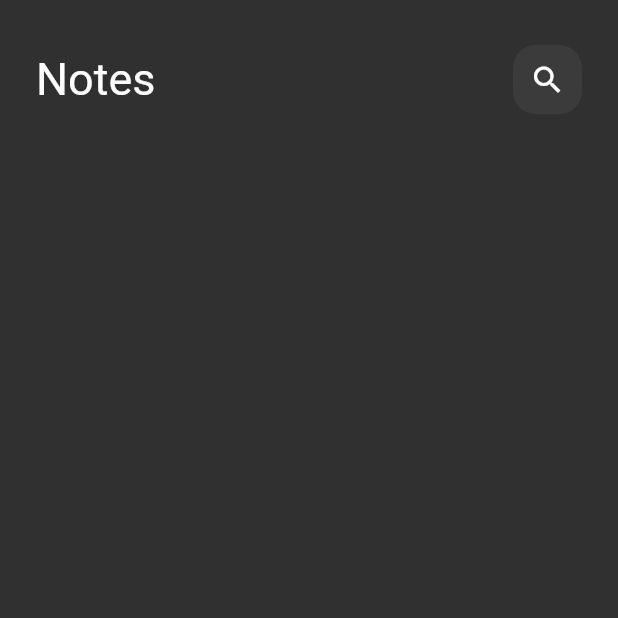
After one commit to MuhanadIbrahim/notes_app, a Flutter app: the screen it shows after launch, on a phone screen of 412 x 824 dp, the top half of it. The commit adds this screen. Run offline on Flutter 3.47's test engine with Material 2 defaults, Android fonts, the phone set to English and light mode, and no system bars.

Commit message:
make custom note view body

```diff
--- a/lib/views/notes_view.dart
+++ b/lib/views/notes_view.dart
@@ -1,5 +1,6 @@
 import 'package:flutter/material.dart';
-import 'package:notes_app/widgets/custom_app_bar.dart';
+
+import '../widgets/notes_view_body.dart';
 
 class NotesView extends StatelessWidget {
   const NotesView({super.key});
@@ -7,17 +8,7 @@ class NotesView extends StatelessWidget {
   @override
   Widget build(BuildContext context) {
     return const Scaffold(
-      body: Padding(
-        padding: EdgeInsets.symmetric(horizontal: 24.0),
-        child: Column(
-          children: [
-            SizedBox(
-              height: 30,
-            ),
-            CustomAppBar(),
-          ],
-        ),
-      ),
+      body:NotesviewBody()
     );
   }
 }
--- /dev/null
+++ b/lib/widgets/notes_view_body.dart
@@ -0,0 +1,23 @@
+
+import 'package:flutter/material.dart';
+
+import 'custom_app_bar.dart';
+
+class NotesviewBody extends StatelessWidget {
+  const NotesviewBody({super.key});
+
+  @override
+  Widget build(BuildContext context) {
+    return const  Padding(
+        padding: EdgeInsets.symmetric(horizontal: 24.0),
+        child: Column(
+          children: [
+            SizedBox(
+              height: 30,
+            ),
+            CustomAppBar(),
+          ],
+        ),
+      );
+  }
+}
```
